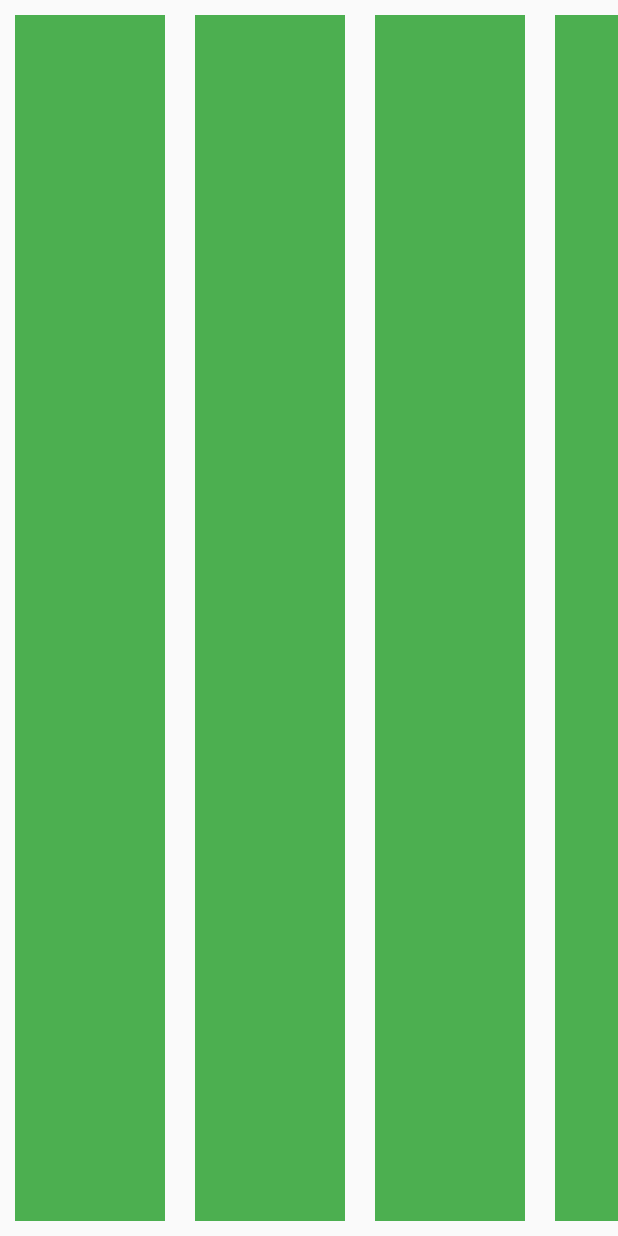
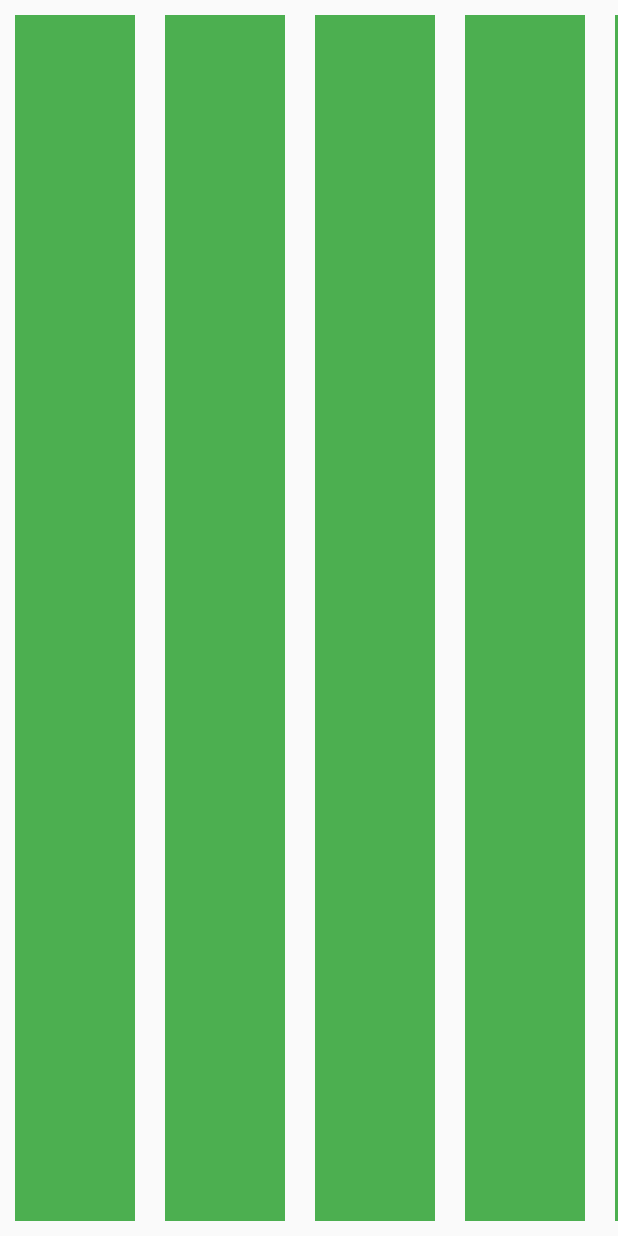
Before and after one commit to AndreyElin/Module_6_1, a Flutter app: the Screen3 screen opened directly, on a phone screen of 412 x 824 dp. Run offline on Flutter 3.47's test engine with Material 2 defaults, Android fonts, the phone set to English and light mode, and no system bars.

Commit message:
Module 6.2

```diff
--- a/lib/main.dart
+++ b/lib/main.dart
@@ -14,9 +14,9 @@ class MyApp extends StatelessWidget {
     return   MaterialApp(
       debugShowCheckedModeBanner: false,
       home:
-      Screen1(),
+      //Screen1(),
       //Screen2(),
-      //Screen3(),
+      Screen3(),
       //Screen4(),
     );
   }
--- a/lib/screen_1.dart
+++ b/lib/screen_1.dart
@@ -6,7 +6,7 @@ class Screen1 extends StatelessWidget {
   @override
   Widget build(BuildContext context) {
     return Scaffold(
-      body: ListView.builder(
+      body: ListView.separated(
         itemBuilder: (BuildContext context, int index) {
           return SizedBox(
             height: 50,
@@ -14,7 +14,8 @@ class Screen1 extends StatelessWidget {
               child: Text('$index'),
             ),
           );
-        },
+        }, separatorBuilder: (BuildContext context, int index) => const Divider(),
+        itemCount: 25,
       ),
     );
   }
--- a/lib/screen_3.dart
+++ b/lib/screen_3.dart
@@ -8,7 +8,7 @@ class SimpleCard extends StatelessWidget {
     return Padding(
       padding: const EdgeInsets.all(10),
       child: Container(
-        width: 100,
+        height: 100,
         color: Colors.green,
       ),
     );
@@ -25,23 +25,26 @@ class Screen3 extends StatelessWidget {
   @override
   Widget build(BuildContext context) {
     return Scaffold(
-      body: Column(
-        children: [
-          Expanded(child: LayoutBuilder(
+      body: SafeArea(
+        child: LayoutBuilder(
           builder: (BuildContext context, BoxConstraints constraints) {
             double width = constraints.constrainWidth();
             return width < 500
-                  ? ListView(
+                ? ListView.builder(
+                    itemCount: _data.length,
                     scrollDirection: Axis.horizontal,
-                      children: [..._data.map((item) => item)],
+                    itemBuilder: (context, index) => SizedBox(
+                      width: 100,
+                      child: _data[index],
+                    ),
                   )
-                  : ListView(
+                : ListView.builder(
+                    itemCount: _data.length,
                     scrollDirection: Axis.vertical,
-                      children: [..._data.map((item) => item)],
+                    itemBuilder: (context, index) => _data[index],
                   );
           },
-          )),
-        ],
+        ),
       ),
     );
   }
```
Lines whose indentation alone changed are shown as unchanged.
